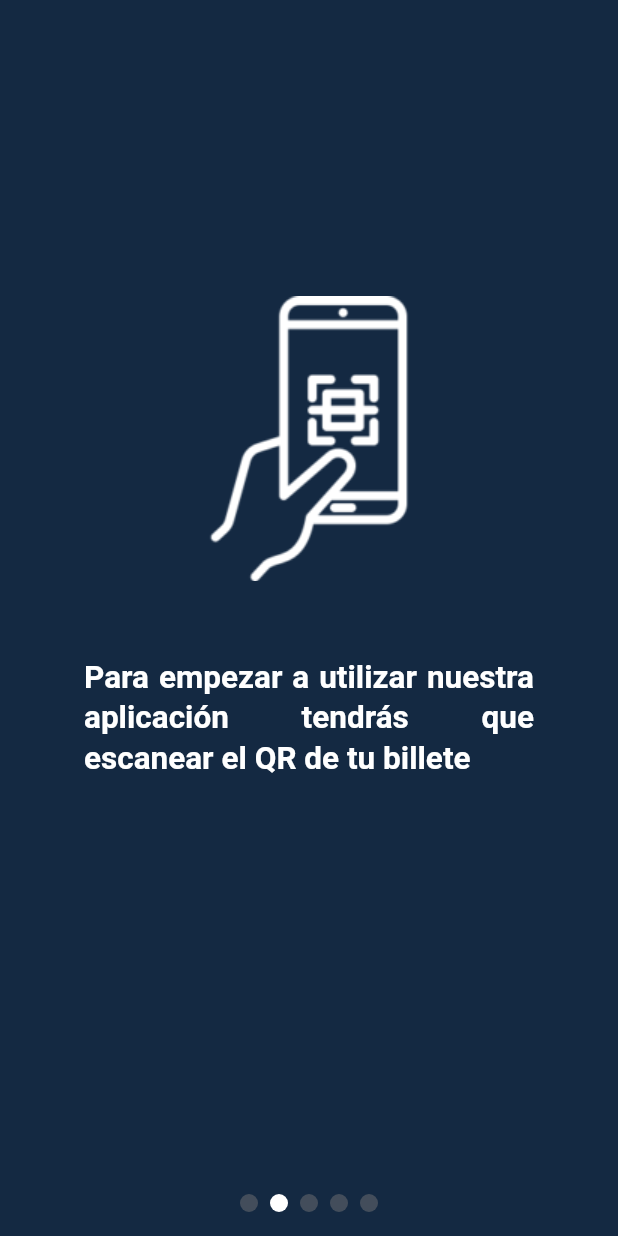
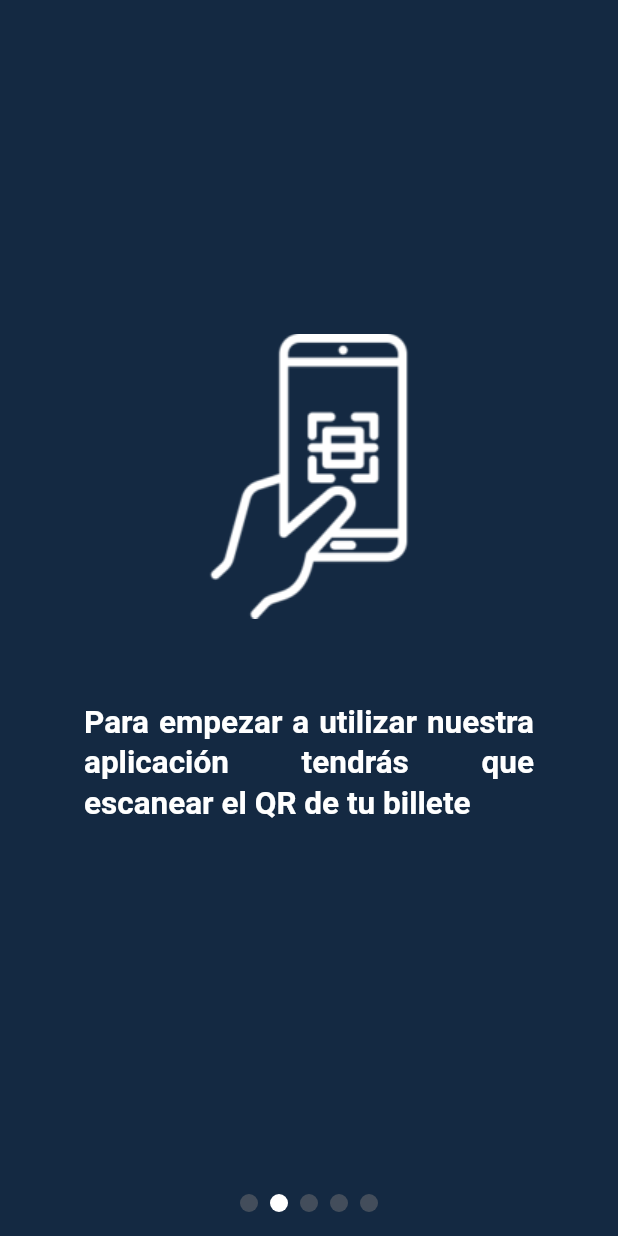
Before and after one commit to AngelDCS23/NeverLost, a Flutter app: the screen it shows after launch, swiped to page 2, on a phone screen of 412 x 824 dp. Run offline on Flutter 3.47's test engine with Material 3 defaults, Android fonts, the phone set to English and light mode, and no system bars; drawn by our look-alikes of page_view_dot_indicator; our stand-ins replace animated_bottom_navigation_bar, flutter_svg, google_fonts, google_maps_flutter, loading_animation_widget; missing offline and left inert: qr_code_scanner; Roboto replaces fonts that are missing (name).

Commit message:
Últimos cambios antes de la implementación de mapa

```diff
--- a/lib/menu.dart
+++ b/lib/menu.dart
@@ -4,6 +4,7 @@ import 'package:flutter/material.dart';
 import 'package:neverlost/constants.dart';
 import 'package:animated_bottom_navigation_bar/animated_bottom_navigation_bar.dart';
 import 'package:qr_code_scanner/qr_code_scanner.dart';
+import 'package:google_maps_flutter/google_maps_flutter.dart';
 
 class menu extends StatefulWidget {
   @override
--- a/lib/tutorial.dart
+++ b/lib/tutorial.dart
@@ -23,6 +23,21 @@ class _tutorial extends State<tutorial> {
       return 'A continuación tendrás una guía paso a paso de como utilizar NeverLost';
     } else if ($index == 1) {
       return 'Para empezar a utilizar nuestra aplicación tendrás que escanear el QR de tu billete';
+    } else if ($index == 2) {
+      return 'Una vez tengas escaneado el billete solo tendrás que ir al apartado AR y disfrutar de la experiencia NeverLost';
+    } else if ($index == 3) {
+      return 'En caso de que quieras eliminar algun billete escanado solo tendrás que acceder a tu menú y quitarlo desde ahí';
+    } else if ($index == 4) {
+      return 'Con esto ya estarías listo para utilizar Neverlost, esperamos que te guste';
+    }
+    return 'Sin Foto';
+  }
+
+  String titulo($index) {
+    if ($index == 0) {
+      return 'Tutorial';
+    } else if ($index == 1) {
+      return 'Escanear QR';
     } else if ($index == 2) {
       return 'Una vez tengas escaneado el billete solo tendrás que ir al apartado AR y disfrutar de la experiencia NeverLost';
     } else if ($index == 3) {
@@ -75,11 +90,11 @@ class _tutorial extends State<tutorial> {
                         child: Column(
                       mainAxisAlignment: MainAxisAlignment.center,
                       children: [
-                        Image.asset(
+                        Container(
+                          width: 300,
+                          child: Image.asset(
                           imagen(index),
                         ),
-                        SizedBox(
-                          height: 50,
                         ),
                         Container(
                           width: 300,
--- a/pubspec.yaml
+++ b/pubspec.yaml
@@ -39,6 +39,9 @@ dependencies:
   loading_animation_widget: ^1.2.1
   animated_bottom_navigation_bar: ^1.3.3
   qr_code_scanner: ^1.0.1
+  flutter_svg: ^0.22.0
+  google_fonts: ^6.2.1
+  google_maps_flutter: ^2.6.1
 
 
 dev_dependencies:
```
Also changed, not shown: lib/inicio.dart (+21 -2 lines), assets/NeverLost.svg (added), pubspec.lock, 2 other files.
